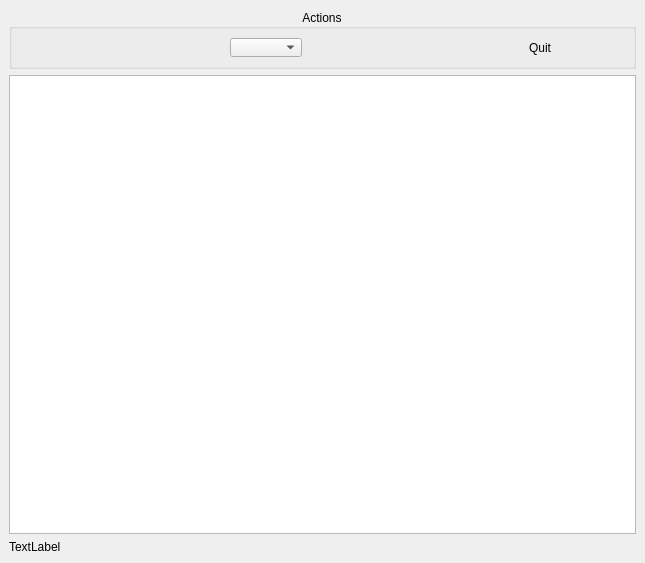
First picture: the form in dialogs/previewdialog.ui, repository marek629/SIR, before the edit.
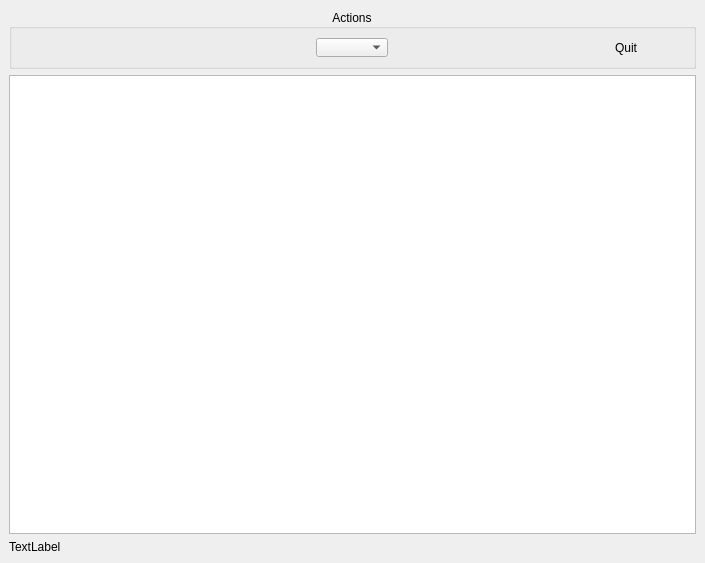
Second picture: the form after the edit. Icons and pictures are not drawn.

Commit message: window size more than screen bugfix, full Exif::Orientation support in PreviewDialog

Patch:
```diff
--- a/dialogs/previewdialog.ui
+++ b/dialogs/previewdialog.ui
@@ -9,7 +9,7 @@
    <rect>
     <x>0</x>
     <y>0</y>
-    <width>645</width>
+    <width>705</width>
     <height>563</height>
    </rect>
   </property>
@@ -43,23 +43,9 @@
      <property name="alignment">
       <set>Qt::AlignCenter</set>
      </property>
+     <layout class="QHBoxLayout" name="horizontalLayout_4">
+      <item>
      <layout class="QHBoxLayout" name="horizontalLayout">
-      <property name="spacing">
-       <number>6</number>
-      </property>
-      <item>
-       <spacer name="horizontalSpacer">
-        <property name="orientation">
-         <enum>Qt::Horizontal</enum>
-        </property>
-        <property name="sizeHint" stdset="0">
-         <size>
-          <width>20</width>
-          <height>20</height>
-         </size>
-        </property>
-       </spacer>
-      </item>
       <item>
        <widget class="QPushButton" name="previousButton">
         <property name="sizePolicy">
@@ -125,7 +111,7 @@
        </widget>
       </item>
       <item>
-       <spacer>
+         <spacer name="spacer_7">
         <property name="orientation">
          <enum>Qt::Horizontal</enum>
         </property>
@@ -205,7 +191,69 @@
        </widget>
       </item>
       <item>
-       <spacer>
+         <spacer name="spacer">
+          <property name="orientation">
+           <enum>Qt::Horizontal</enum>
+          </property>
+          <property name="sizeType">
+           <enum>QSizePolicy::Fixed</enum>
+          </property>
+          <property name="sizeHint" stdset="0">
+           <size>
+            <width>20</width>
+            <height>20</height>
+           </size>
+          </property>
+         </spacer>
+        </item>
+        <item>
+         <widget class="QPushButton" name="flipHButton">
+          <property name="sizePolicy">
+           <sizepolicy hsizetype="Fixed" vsizetype="Fixed">
+            <horstretch>0</horstretch>
+            <verstretch>0</verstretch>
+           </sizepolicy>
+          </property>
+          <property name="icon">
+           <iconset>
+            <normaloff>:/images/flip_horizontal.png</normaloff>:/images/flip_horizontal.png</iconset>
+          </property>
+          <property name="iconSize">
+           <size>
+            <width>22</width>
+            <height>22</height>
+           </size>
+          </property>
+          <property name="flat">
+           <bool>true</bool>
+          </property>
+         </widget>
+        </item>
+        <item>
+         <widget class="QPushButton" name="flipVButton">
+          <property name="sizePolicy">
+           <sizepolicy hsizetype="Fixed" vsizetype="Fixed">
+            <horstretch>0</horstretch>
+            <verstretch>0</verstretch>
+           </sizepolicy>
+          </property>
+          <property name="icon">
+           <iconset>
+            <normaloff>:/images/flip_vertical.png</normaloff>:/images/flip_vertical.png</iconset>
+          </property>
+          <property name="iconSize">
+           <size>
+            <width>22</width>
+            <height>22</height>
+           </size>
+          </property>
+          <property name="flat">
+           <bool>true</bool>
+          </property>
+         </widget>
+        </item>
+        <item>
+         <spacer name="spacer_6">
         <property name="orientation">
          <enum>Qt::Horizontal</enum>
         </property>
@@ -239,7 +287,7 @@
       <item>
        <widget class="QComboBox" name="zoomComboBox">
         <property name="sizePolicy">
-         <sizepolicy hsizetype="Preferred" vsizetype="Preferred">
+           <sizepolicy hsizetype="Fixed" vsizetype="Fixed">
           <horstretch>0</horstretch>
           <verstretch>0</verstretch>
          </sizepolicy>
@@ -247,7 +295,7 @@
        </widget>
       </item>
       <item>
-       <spacer>
+         <spacer name="spacer_4">
         <property name="orientation">
          <enum>Qt::Horizontal</enum>
         </property>
@@ -295,7 +343,7 @@
        </widget>
       </item>
       <item>
-       <spacer>
+         <spacer name="spacer_3">
         <property name="orientation">
          <enum>Qt::Horizontal</enum>
         </property>
@@ -375,7 +423,7 @@
        </widget>
       </item>
       <item>
-       <spacer>
+         <spacer name="spacer_2">
         <property name="orientation">
          <enum>Qt::Horizontal</enum>
         </property>
@@ -423,7 +471,7 @@
        </widget>
       </item>
       <item>
-       <spacer>
+         <spacer name="spacer_5">
         <property name="orientation">
          <enum>Qt::Horizontal</enum>
         </property>
@@ -440,6 +488,12 @@
       </item>
       <item>
        <widget class="QPushButton" name="quitButton">
+          <property name="sizePolicy">
+           <sizepolicy hsizetype="Fixed" vsizetype="Fixed">
+            <horstretch>0</horstretch>
+            <verstretch>0</verstretch>
+           </sizepolicy>
+          </property>
         <property name="maximumSize">
          <size>
           <width>80</width>
@@ -464,18 +518,7 @@
         </property>
        </widget>
       </item>
-      <item>
-       <spacer name="horizontalSpacer_2">
-        <property name="orientation">
-         <enum>Qt::Horizontal</enum>
-        </property>
-        <property name="sizeHint" stdset="0">
-         <size>
-          <width>20</width>
-          <height>20</height>
-         </size>
-        </property>
-       </spacer>
+       </layout>
       </item>
      </layout>
     </widget>
```
Left out of the diff: 6 changed lines with no effect on the pictures. Lines whose indentation alone changed are shown as unchanged. The commit also changes 7 other files.
